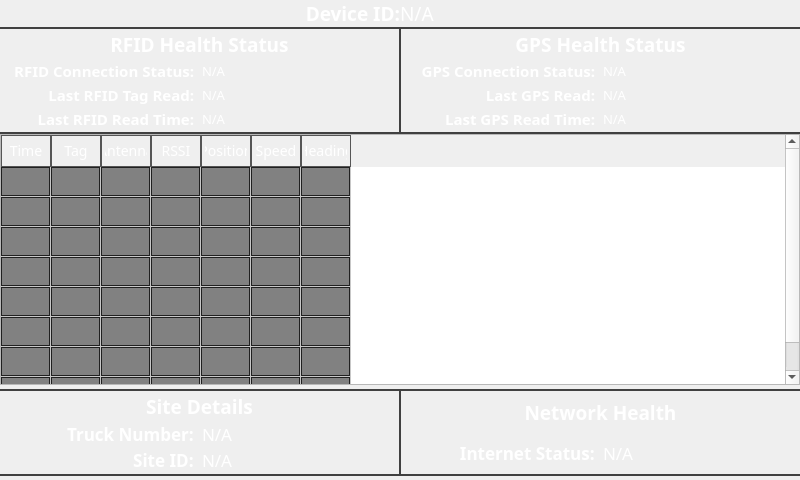
Before: the Qt Designer form ui/screens/overview.ui in samissa730/NexusRFIDReader_Git, drawn with Qt 5.
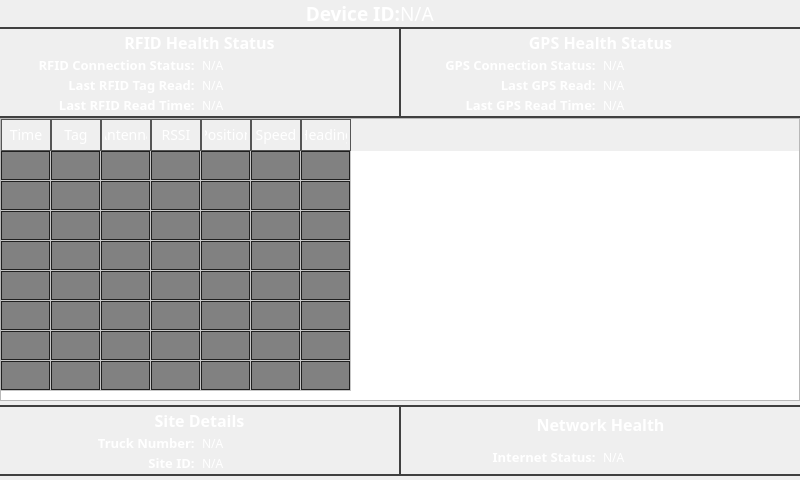
After: the same form once the commit is applied.

Commit message: Refactor font settings in overview screen UI components for improved consistency and readability. Adjusted point sizes for various labels and elements to enhance visual clarity across the interface.

```diff
--- a/ui/screens/overview.ui
+++ b/ui/screens/overview.ui
@@ -131,7 +131,7 @@
             <property name="font">
              <font>
               <family>Gilroy</family>
-              <pointsize>14</pointsize>
+              <pointsize>12</pointsize>
               <bold>true</bold>
              </font>
             </property>
@@ -173,7 +173,7 @@
                <property name="font">
                 <font>
                  <family>Gilroy</family>
-                 <pointsize>11</pointsize>
+                 <pointsize>10</pointsize>
                  <bold>true</bold>
                 </font>
                </property>
@@ -193,7 +193,7 @@
                <property name="font">
                 <font>
                  <family>Gilroy</family>
-                 <pointsize>10</pointsize>
+                 <pointsize>9</pointsize>
                 </font>
                </property>
                <property name="styleSheet">
@@ -233,7 +233,7 @@
                <property name="font">
                 <font>
                  <family>Gilroy</family>
-                 <pointsize>11</pointsize>
+                 <pointsize>10</pointsize>
                  <bold>true</bold>
                 </font>
                </property>
@@ -253,7 +253,7 @@
                <property name="font">
                 <font>
                  <family>Gilroy</family>
-                 <pointsize>10</pointsize>
+                 <pointsize>9</pointsize>
                 </font>
                </property>
                <property name="styleSheet">
@@ -293,7 +293,7 @@
                <property name="font">
                 <font>
                  <family>Gilroy</family>
-                 <pointsize>11</pointsize>
+                 <pointsize>10</pointsize>
                  <bold>true</bold>
                 </font>
                </property>
@@ -313,7 +313,7 @@
                <property name="font">
                 <font>
                  <family>Gilroy</family>
-                 <pointsize>10</pointsize>
+                 <pointsize>9</pointsize>
                 </font>
                </property>
                <property name="styleSheet">
@@ -382,7 +382,7 @@
             <property name="font">
              <font>
               <family>Gilroy</family>
-              <pointsize>14</pointsize>
+              <pointsize>12</pointsize>
               <bold>true</bold>
              </font>
             </property>
@@ -421,7 +421,7 @@
                <property name="font">
                 <font>
                  <family>Gilroy</family>
-                 <pointsize>11</pointsize>
+                 <pointsize>10</pointsize>
                  <bold>true</bold>
                 </font>
                </property>
@@ -441,7 +441,7 @@
                <property name="font">
                 <font>
                  <family>Gilroy</family>
-                 <pointsize>10</pointsize>
+                 <pointsize>9</pointsize>
                 </font>
                </property>
                <property name="styleSheet">
@@ -478,7 +478,7 @@
                <property name="font">
                 <font>
                  <family>Gilroy</family>
-                 <pointsize>11</pointsize>
+                 <pointsize>10</pointsize>
                  <bold>true</bold>
                 </font>
                </property>
@@ -498,7 +498,7 @@
                <property name="font">
                 <font>
                  <family>Gilroy</family>
-                 <pointsize>10</pointsize>
+                 <pointsize>9</pointsize>
                 </font>
                </property>
                <property name="styleSheet">
@@ -535,7 +535,7 @@
                <property name="font">
                 <font>
                  <family>Gilroy</family>
-                 <pointsize>11</pointsize>
+                 <pointsize>10</pointsize>
                  <bold>true</bold>
                 </font>
                </property>
@@ -555,7 +555,7 @@
                <property name="font">
                 <font>
                  <family>Gilroy</family>
-                 <pointsize>10</pointsize>
+                 <pointsize>9</pointsize>
                 </font>
                </property>
                <property name="styleSheet">
@@ -730,7 +730,7 @@
             <property name="font">
              <font>
               <family>Gilroy</family>
-              <pointsize>14</pointsize>
+              <pointsize>12</pointsize>
               <bold>true</bold>
              </font>
             </property>
@@ -768,7 +768,7 @@
                <property name="font">
                 <font>
                  <family>Gilroy</family>
-                 <pointsize>13</pointsize>
+                 <pointsize>10</pointsize>
                  <bold>true</bold>
                 </font>
                </property>
@@ -788,7 +788,7 @@
                <property name="font">
                 <font>
                  <family>Gilroy</family>
-                 <pointsize>13</pointsize>
+                 <pointsize>9</pointsize>
                 </font>
                </property>
                <property name="styleSheet">
@@ -825,7 +825,7 @@
                <property name="font">
                 <font>
                  <family>Gilroy</family>
-                 <pointsize>13</pointsize>
+                 <pointsize>10</pointsize>
                  <bold>true</bold>
                 </font>
                </property>
@@ -845,7 +845,7 @@
                <property name="font">
                 <font>
                  <family>Gilroy</family>
-                 <pointsize>13</pointsize>
+                 <pointsize>9</pointsize>
                 </font>
                </property>
                <property name="styleSheet">
@@ -914,7 +914,7 @@
             <property name="font">
              <font>
               <family>Gilroy</family>
-              <pointsize>14</pointsize>
+              <pointsize>12</pointsize>
               <bold>true</bold>
              </font>
             </property>
@@ -952,7 +952,7 @@
                <property name="font">
                 <font>
                  <family>Gilroy</family>
-                 <pointsize>13</pointsize>
+                 <pointsize>10</pointsize>
                  <bold>true</bold>
                 </font>
                </property>
@@ -972,7 +972,7 @@
                <property name="font">
                 <font>
                  <family>Gilroy</family>
-                 <pointsize>13</pointsize>
+                 <pointsize>9</pointsize>
                 </font>
                </property>
                <property name="styleSheet">
```
The commit also changes 10 other files.
